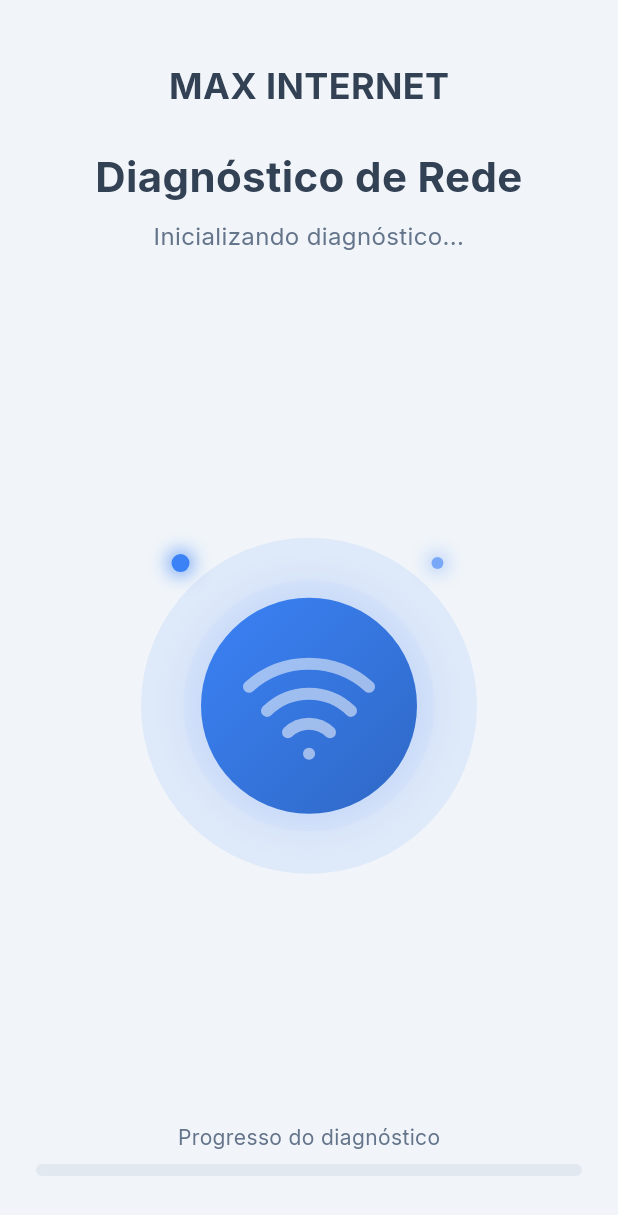
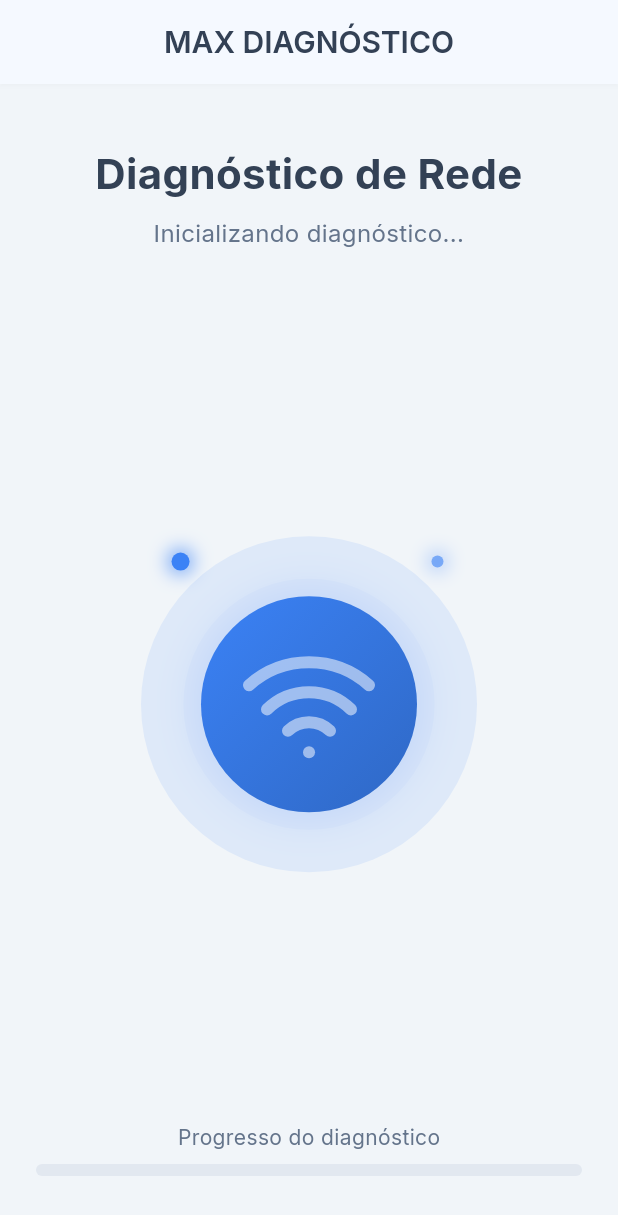
Before and after one commit to YagoBorba/MaxDiagnostic, a Flutter app: the _DiagnosticLoadingView screen opened directly, on a phone screen of 412 x 824 dp. Shown: the top 1215 px of the screen. Run offline on Flutter 3.47's test engine with Material 3 defaults, Android fonts, the phone set to English and light mode, and no system bars; our stand-ins replace bloc, connectivity_plus, dartz, device_info_plus, equatable, flutter_bloc and 8 more; missing offline and left inert: flutter_html_to_pdf, flutter_inappwebview, network_info_plus, wifi_scan; accounts and stored records are empty; network calls fail; key blocks and very long unbroken strings in the code were emptied for the run.

Commit message:
style: 🎨 Unify branding and fix 'floating' title
Updates all main screen titles to 'MAX DIAGNÓSTICO' for consistent branding.
Fixes the 'floating' title on DiagnosticLoadingScreen by implementing a proper AppBar, matching the structure of HomeScreen and ResultsScreen and anchoring the UI.

```diff
--- a/lib/features/diagnostic/presentation/view/diagnostic_loading_screen.dart
+++ b/lib/features/diagnostic/presentation/view/diagnostic_loading_screen.dart
@@ -46,8 +46,13 @@ class _DiagnosticLoadingView extends StatelessWidget {
           );
         }
       },
-      child: const Scaffold(
-        body: SafeArea(
+      child: Scaffold(
+        appBar: AppBar(
+          title: const Text('MAX DIAGNÓSTICO'),
+          automaticallyImplyLeading: false,
+        ),
+        body: const SafeArea(
+          top: false,
           child: _DiagnosticContent(),
         ),
       ),
@@ -67,7 +72,7 @@ class _DiagnosticContentState extends State<_DiagnosticContent> {
   int _messageIndex = 0;
   bool _hasTestStarted = false;
 
-  static const _statusMessages = [
+  static const List<String> _statusMessages = [
     'Inicializando diagnóstico...',
     'Analisando sua conexão...',
     'Verificando informações do dispositivo...',
@@ -141,19 +146,8 @@ class _DiagnosticContentState extends State<_DiagnosticContent> {
 
     return Column(
       children: [
-        const Padding(
-          padding: EdgeInsets.only(top: 40, bottom: 24),
-          child: Text(
-            'MAX INTERNET',
-            style: TextStyle(
-              fontSize: 24,
-              fontWeight: FontWeight.bold,
-              color: Color(0xFF334155),
-            ),
-          ),
-        ),
         Padding(
-          padding: const EdgeInsets.only(bottom: 24),
+          padding: const EdgeInsets.only(top: 40, bottom: 24),
           child: Column(
             children: [
               const Text(
--- a/lib/features/home/presentation/view/home_screen.dart
+++ b/lib/features/home/presentation/view/home_screen.dart
@@ -141,8 +141,13 @@ class HomeScreen extends StatelessWidget {
   @override
   Widget build(BuildContext context) {
     return Scaffold(
+      appBar: AppBar(
+        title: const Text('MAX DIAGNÓSTICO'),
+        centerTitle: false,
+      ),
       backgroundColor: const Color(0xFFF9FAFB),
       body: SafeArea(
+        top: false,
         child: BlocBuilder<HomeCubit, HomeState>(
           builder: (context, state) {
             if (state is HomeInitial) {
@@ -223,12 +228,13 @@ class HomeScreen extends StatelessWidget {
                     padding: EdgeInsets.only(top: 40, bottom: 24),
                     child: Column(
                       children: [
-                        Text('MAX INTERNET',
+                        Text('MAX DIAGNÓSTICO',
                             style: TextStyle(
                                 fontSize: 24, fontWeight: FontWeight.bold)),
                         SizedBox(height: 8),
                         Text('Status da Rede',
-                            style: TextStyle(fontSize: 16, color: Color(0xFF64748B))),
+                            style:
+                                TextStyle(fontSize: 16, color: Color(0xFF64748B))),
                       ],
                     ),
                   ),
--- a/lib/features/results/presentation/results_screen.dart
+++ b/lib/features/results/presentation/results_screen.dart
@@ -27,8 +27,7 @@ class ResultsScreen extends StatelessWidget {
           icon: const Icon(LucideIcons.arrowLeft),
           onPressed: () => context.go('/'),
         ),
-        title: const Text('MAX INTERNET',
-            style: TextStyle(fontWeight: FontWeight.bold)),
+        title: const Text('MAX DIAGNÓSTICO'),
         centerTitle: true,
       ),
       body: Column(
```
